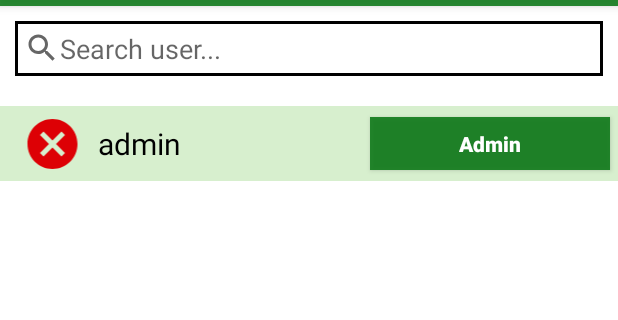
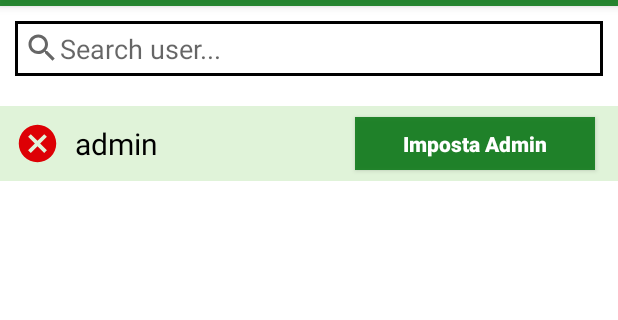
Before and after one commit to OviMori/EseritazioneBonusIum, an Android app: the GestioneUtentiActivity screen opened directly, with no data from a screen before it, on a phone screen of 412 x 824 dp, the part 78-398 px from its top. Run offline under Robolectric (Android 15) with nearby library versions, the phone set to English and light mode, and no system bars; our stand-ins replace data binding.

Commit message:
Refactor della RecyclerView, BUG: non vengono modificati i pulsanti quando si setta un utente admin

```diff
--- a/app/src/main/AndroidManifest.xml
+++ b/app/src/main/AndroidManifest.xml
@@ -5,9 +5,9 @@
     <application
         android:name=".MainApplication"
         android:allowBackup="true"
-        android:icon="@mipmap/ic_launcher"
+        android:icon="@drawable/bonus_blue_circle"
         android:label="@string/app_name"
-        android:roundIcon="@mipmap/ic_launcher_round"
+        android:roundIcon="@drawable/bonus_blue_circle"
         android:supportsRtl="true"
         android:theme="@style/Theme.EseritazioneBonusIum">
         <activity android:name=".MainActivity">
@@ -21,7 +21,7 @@
         <activity android:name=".RegistrazioneActivity" />
         <activity android:name=".HomeActivity" />
         <activity android:name=".ModificaPasswordActivity" />
-        <activity android:name=".GestioneUtentiActivity" />
+        <activity android:name=".gestioneutenti.GestioneUtentiActivity" />
     </application>
 
 </manifest>
--- a/app/src/main/java/com/example/eseritazionebonusium/CustomAdapter.kt
+++ /dev/null
@@ -1,165 +0,0 @@
-package com.example.eseritazionebonusium
-
-import android.content.Context
-import android.content.SharedPreferences
-import android.provider.ContactsContract
-import android.util.Log
-import android.view.LayoutInflater
-import android.view.View
-import android.view.ViewGroup
-import android.widget.*
-import androidx.appcompat.widget.AppCompatButton
-import androidx.recyclerview.widget.RecyclerView
-
-class CustomAdapter(private var listaUtenti: List<Pair<String, String>>, context: Context) : RecyclerView.Adapter<CustomAdapter.ViewHolder>() {
-
-    val myMainApp : MainApplication = MainApplication()
-    val context = context
-    /**
-     * Provide a reference to the type of views that you are using
-     * (custom ViewHolder).
-     */
-    class ViewHolder(view: View) : RecyclerView.ViewHolder(view) {
-
-        var mImageResourceIcon : ImageView
-        var mText : TextView
-        var mButton : AppCompatButton
-
-        init {
-            // Define click listener for the ViewHolder's View.
-            mImageResourceIcon = view.findViewById(R.id.utente_icon)
-            mText = view.findViewById(R.id.utente_textview_row)
-            mButton = view.findViewById(R.id.utente_row_button)
-        }
-    }
-
-
-    // Create new views (invoked by the layout manager)
-    override fun onCreateViewHolder(viewGroup: ViewGroup, viewType: Int): ViewHolder {
-        // Create a new view, which defines the UI of the list item
-        val view = LayoutInflater.from(viewGroup.context).inflate(R.layout.user_row_item, viewGroup, false)
-
-        return ViewHolder(view)
-    }
-
-    // Replace the contents of a view (invoked by the layout manager)
-    override fun onBindViewHolder(viewHolder: ViewHolder, position: Int) {
-
-        // Get element from your dataset at this position and replace the
-        // contents of the view with that element
-        initDataViewHolder(viewHolder, position)
-
-        viewHolder.mImageResourceIcon.setOnClickListener{
-            var utenteDaCancellareMap: Pair<String, String> = listaUtenti.get(position)
-
-
-            cancellaUtente(utenteDaCancellareMap)
-            notifyDataSetChanged()
-        }
-
-        viewHolder.mButton.setOnClickListener {
-            requestChangeStatusUser(viewHolder, position)
-            notifyDataSetChanged()
-        }
-
-
-    }
-
-    fun updateList(list : List<Pair<String, String>>){
-        listaUtenti = list
-        Log.i("Dimensione lista parametro ", list.size.toString())
-        notifyDataSetChanged()
-    }
-
-    fun initDataViewHolder(viewHolder : ViewHolder, position: Int){
-        val stringaDatiUtente = listaUtenti.get(position).second
-        val utente = Utente()
-        utente.creaNuovoUtenteDaStringa(stringaDatiUtente)
-
-        viewHolder.mText.text = utente.username
-
-        var strUser: Pair<String, String> = listaUtenti.get(position)
-        val user = Utente()
-        user.creaNuovoUtenteDaStringa(strUser.second)
-
-        Log.i("viewHolder Stampa Dati utente ", user.toString())
-        if(user.admin == 1){
-            viewHolder.mButton.text = "Admin"
-        }
-    }
-
-    fun requestChangeStatusUser(viewHolder: ViewHolder, position: Int){
-        var utenteDaModificareMap: Pair<String, String> = listaUtenti.get(position)
-
-        Log.i("elemento selezionato key", utenteDaModificareMap.first)
-        Log.i("elemento selezionato value", utenteDaModificareMap.second)
-
-        val selectedUser = Utente()
-        selectedUser.creaNuovoUtenteDaStringa(utenteDaModificareMap.second)
-
-        if(!checkifIsCurrentAdmin(selectedUser)){
-            val utenteModificato: Utente? = modificaStatusUtente(selectedUser)
-
-            if(utenteModificato != null){
-                if(viewHolder.mButton.text.equals("Imposta Admin")){
-                    viewHolder.mButton.setText("Admin")
-                }else{
-                    viewHolder.mButton.setText("Imposta Admin")
-                }
-
-                listaUtenti = DataRepository.getUsersList().toList() //si puo' fare??
-            }
-        }else{
-            Toast.makeText(context, "Admin cannot modify himself", Toast.LENGTH_SHORT).show()
-        }
-
-
-    }
-
-    fun checkifIsCurrentAdmin(selectedUser : Utente) : Boolean{
-        val currentUser : Utente = DataRepository.getCurrentUser()
-
-        if(currentUser.toString().equals(selectedUser.toString())){ //if is the same user
-            return true
-        }
-        return false
-    }
-
-    fun modificaStatusUtente(selectedUser : Utente) : Utente?{
-        val userFromSharedPref : Utente
-
-        if(DataRepository.userExist(selectedUser.username)){
-            userFromSharedPref = DataRepository.getUser(selectedUser.username)
-
-            if(userFromSharedPref.admin == 0){
-                userFromSharedPref.admin = 1
-            }else{
-                userFromSharedPref.admin = 0
-            }
-
-            DataRepository.salvaUtente(userFromSharedPref)  //overrite user data
-            return userFromSharedPref
-        }else{
-            return null
-        }
-    }
-
-    fun cancellaUtente(elementoDaEliminare : Pair<String, String>){
-        val utente = Utente()
-        utente.creaNuovoUtenteDaStringa(elementoDaEliminare.second)
-
-        if(!checkifIsCurrentAdmin(utente)){
-            if(!DataRepository.dropUser(elementoDaEliminare.first)){    //if username does not existi in sharedPreferences
-                Log.i("cancellaUtente", "L username non ha trovato corrispondenze nelle sharedPreferences")
-            }
-        }else{
-            Toast.makeText(context, "Admin cannot delete himself", Toast.LENGTH_SHORT).show()
-        }
-        listaUtenti = DataRepository.getUsersList().toList()
-    }
-
-
-    // Return the size of your dataset (invoked by the layout manager)
-    override fun getItemCount() = listaUtenti.size
-
-}
--- a/app/src/main/java/com/example/eseritazionebonusium/Utente.kt
+++ b/app/src/main/java/com/example/eseritazionebonusium/User.kt
@@ -2,7 +2,7 @@ package com.example.eseritazionebonusium
 
 import android.icu.text.Edits
 
-data class Utente(
+data class User(
     var username: String = "",
     var password : String = "",
     var  citta : String = "",
--- a/app/src/main/java/com/example/eseritazionebonusium/GestioneUtentiActivity.kt
+++ b/app/src/main/java/com/example/eseritazionebonusium/gestioneutenti/GestioneUtentiActivity.kt
@@ -1,55 +1,54 @@
-package com.example.eseritazionebonusium
+package com.example.eseritazionebonusium.gestioneutenti
 
 import android.content.Intent
 import android.os.Bundle
-import android.os.PersistableBundle
 import android.text.Editable
 import android.text.TextWatcher
 import android.util.Log
 import androidx.appcompat.app.AppCompatActivity
-import androidx.core.view.minusAssign
-import androidx.core.widget.addTextChangedListener
 import androidx.databinding.DataBindingUtil
-import androidx.recyclerview.widget.GridLayoutManager
 import androidx.recyclerview.widget.LinearLayoutManager
 import androidx.recyclerview.widget.RecyclerView
+import com.example.eseritazionebonusium.DataRepository
+import com.example.eseritazionebonusium.HomeActivity
+import com.example.eseritazionebonusium.R
+import com.example.eseritazionebonusium.User
 import com.example.eseritazionebonusium.databinding.ActivityGestisciUtentiBinding
 
 class GestioneUtentiActivity : AppCompatActivity() {
 
     private lateinit var binding : ActivityGestisciUtentiBinding
-    private lateinit var listKeys : Map<String, String>
-    private lateinit var listaToList :List<Pair<String, String>>
 
     private lateinit var  mRecyclerView: RecyclerView
     private lateinit var  mLayoutManager: LinearLayoutManager
-    private lateinit var  mAdapter : CustomAdapter
+    private lateinit var  mAdapter : UserListAdapter
+
+    private lateinit var userList: List<User>
 
 
     override fun onCreate(savedInstanceState: Bundle?) {
         super.onCreate(savedInstanceState)
         setContentView(R.layout.activity_gestisci_utenti)
 
-        listKeys = HashMap<String, String>()
 
-
-        getAllKeysSharedPreferences()
         binding = DataBindingUtil.setContentView(this, R.layout.activity_gestisci_utenti)
+        userList = DataRepository.getUsersList()    //get the list of all users
 
         mRecyclerView = findViewById(R.id.recycler_view)
         mRecyclerView.setHasFixedSize(true)
         mLayoutManager = LinearLayoutManager(this)
-        listaToList = listKeys.toList()
-        mAdapter = CustomAdapter(listaToList, this)
+        mAdapter = UserListAdapter(userList, this)
         mRecyclerView.layoutManager = mLayoutManager
         mRecyclerView.adapter = mAdapter
 
 
         binding.searchBox.addTextChangedListener(object : TextWatcher {
             override fun afterTextChanged(s: Editable?) {
+                filter(s.toString())
             }
 
             override fun beforeTextChanged(s: CharSequence?, start: Int, count: Int, after: Int) {
+                filter(s.toString())
             }
 
             override fun onTextChanged(s: CharSequence?, start: Int, before: Int, count: Int) {
@@ -59,11 +58,13 @@ class GestioneUtentiActivity : AppCompatActivity() {
     }
 
     fun filter(str: String){
-        var searchList :MutableList<Pair<String, String>> = ArrayList()
+        val searchList :MutableList<User> = ArrayList()
 
-        for(elem :Pair<String, String> in listaToList){
-            if(elem.first.contains(str)){ ///if contains text
-                Log.i("Contenuto elemento   ", elem.first)
+        userList = DataRepository.getUsersList()
+
+        for(elem in userList){
+            if(elem.username.contains(str)){ ///if contains text
+                Log.i("Contenuto elemento in filter  ", elem.username)
                 searchList.add(elem)
             }
         }
@@ -80,8 +81,4 @@ class GestioneUtentiActivity : AppCompatActivity() {
         finish()
     }
 
-    private fun getAllKeysSharedPreferences(){
-
-        listKeys = DataRepository.getUsersList()
-    }
 }
--- a/app/src/main/java/com/example/eseritazionebonusium/ItemRow.kt
+++ b/app/src/main/java/com/example/eseritazionebonusium/gestioneutenti/ItemRow.kt
@@ -1,4 +1,4 @@
-package com.example.eseritazionebonusium
+package com.example.eseritazionebonusium.gestioneutenti
 
 class ItemRow (
     var mImageResourceIcon : Int,
@@ -6,6 +6,4 @@ class ItemRow (
     var mButton : Int
 
     ){
-
-
 }
--- /dev/null
+++ b/app/src/main/java/com/example/eseritazionebonusium/gestioneutenti/UserViewHolder.kt
@@ -0,0 +1,28 @@
+package com.example.eseritazionebonusium.gestioneutenti
+
+import android.view.View
+import android.widget.ImageView
+import android.widget.TextView
+import androidx.appcompat.widget.AppCompatButton
+import androidx.databinding.DataBindingUtil
+import androidx.recyclerview.widget.RecyclerView
+import com.example.eseritazionebonusium.R
+import com.example.eseritazionebonusium.User
+import com.example.eseritazionebonusium.databinding.UserRowItemBinding
+
+class UserViewHolder (view: View) : RecyclerView.ViewHolder(view) {
+
+    var mImageResourceIcon : ImageView = view.findViewById(R.id.utente_icon)
+    var mText : TextView = view.findViewById(R.id.utente_textview_row)
+    var mButton : AppCompatButton = view.findViewById(R.id.utente_row_button)
+
+
+    fun bind(user: User){
+        mText.setText(user.username)
+    }
+
+    fun setAdminText(user: User){
+        mButton.setText("Admin")
+    }
+
+}
--- a/app/src/main/res/layout/user_row_item.xml
+++ b/app/src/main/res/layout/user_row_item.xml
@@ -1,19 +1,20 @@
 <?xml version="1.0" encoding="utf-8"?>
+<layout>
     <androidx.constraintlayout.widget.ConstraintLayout
         xmlns:android="http://schemas.android.com/apk/res/android"
         android:layout_width="match_parent"
         android:layout_height="50dp"
         xmlns:app="http://schemas.android.com/apk/res-auto"
-    android:background="@color/my_item_recycler_view"
+        android:background="#2734AE09"
         android:layout_marginTop="10dp">
 
 
         <ImageView
             android:id="@+id/utente_icon"
-        android:layout_width="50dp"
-        android:layout_height="40dp"
-        android:layout_marginLeft="10dp"
-        android:layout_marginRight="10dp"
+            android:layout_width="30dp"
+            android:layout_height="30dp"
+            android:layout_marginStart="10dp"
+            android:layout_marginEnd="10dp"
             android:src="@drawable/ic_baseline_cancel_24"
             app:layout_constraintTop_toTopOf="parent"
             app:layout_constraintBottom_toBottomOf="parent"
@@ -23,7 +24,7 @@
             android:id="@+id/utente_textview_row"
             android:layout_width="0dp"
             android:layout_height="wrap_content"
-        android:paddingLeft="5dp"
+            android:paddingLeft="10dp"
             android:textColor="@color/black"
             android:textSize="20dp"
             android:text="Nome utente"
@@ -38,8 +39,8 @@
             style="@style/Widget.AppCompat.Button.Colored"
             android:background="@color/my_green"
             android:layout_width="wrap_content"
-        android:layout_marginLeft="5dp"
-        android:layout_marginRight="5dp"
+            android:layout_marginStart="5dp"
+            android:layout_marginEnd="15dp"
             android:gravity="center"
             android:layout_height="35dp"
             android:ems="10"
@@ -51,3 +52,4 @@
             app:layout_constraintRight_toRightOf="parent" />
 
     </androidx.constraintlayout.widget.ConstraintLayout>
+</layout>
--- a/app/src/main/res/values/strings.xml
+++ b/app/src/main/res/values/strings.xml
@@ -7,6 +7,11 @@
     <string name="error_messagge_wrong_username">Username errato</string>
     <string name="error_messagge_wrong_password">Password errata</string>
     <string name="registrati">Registrati</string>
+    <string name="i_tuoi_dati">I tuoi dati:</string>
+    <string name="username">Username:</string>
+    <string name="enter_your_username">Enter your username</string>
+    <string name="nuova_password">Nuova password</string>
+    <string name="conferma_password">Conferma password</string>
 
 
 </resources>
```
Also changed, not shown: app/src/main/java/com/example/eseritazionebonusium/DataRepository.kt (+49 -20 lines), app/src/main/java/com/example/eseritazionebonusium/HomeActivity.kt (+5 -5 lines), app/src/main/java/com/example/eseritazionebonusium/LoginActivity.kt (+18 -5 lines), app/src/main/java/com/example/eseritazionebonusium/ModificaPasswordActivity.kt (+50 -2 lines), app/src/main/java/com/example/eseritazionebonusium/RegistrazioneActivity.kt (+28 -16 lines), app/src/main/java/com/example/eseritazionebonusium/gestioneutenti/UserListAdapter.kt (added, +146 -0 lines), app/src/main/res/layout/activity_home.xml (+13 -16 lines), app/src/main/res/layout/activity_login.xml (+6 -9 lines), app/src/main/res/layout/activity_modifica_password.xml (+8 -10 lines), app/src/main/res/layout/activity_registrazione.xml (+10 -20 lines), app/src/main/res/values/style.xml (+12 -0 lines), app/src/main/res/drawable/bonus_blue_circle.jpg (added). Lines whose indentation alone changed are shown as unchanged.
